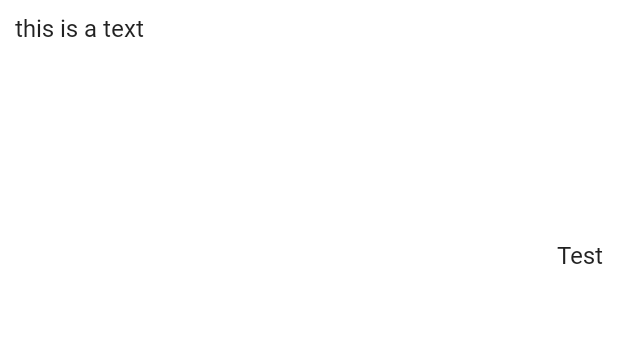
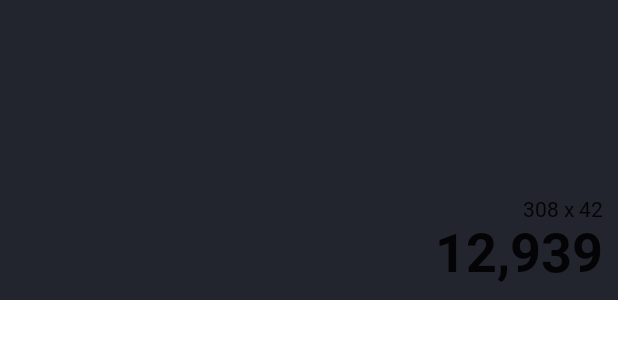
Before and after one commit to calebdan/SnipiCalculator, an Android app built with Jetpack Compose: the @Preview function DefaultPreview, on a phone screen of 412 x 824 dp. Shown: the top 339 px of the screen. Run offline under Robolectric (Android 15) with nearby library versions, the phone set to English and light mode, and no system bars.

Commit message:
Initial Commit

```diff
--- a/app/src/main/java/co/danjuma/snipicalculator/MainActivity.kt
+++ b/app/src/main/java/co/danjuma/snipicalculator/MainActivity.kt
@@ -44,33 +44,39 @@ fun CalculatorScreen() {
 }
 
 @Composable
-fun CalcUI() { // this functions contains the logic for displays calculation and result activities nd
+fun CalcUI(modifier: Modifier = Modifier) { // this functions contains the logic for displays calculation and result activities nd
 
-    Box(
-        modifier = Modifier
-            .height(190.dp)
-            .fillMaxWidth().padding(10.dp)
+    Column(
+        modifier = modifier
+            .background(color = Color(0xFF22252e))
+            .height(200.dp)
+            .fillMaxWidth()
+            .padding(10.dp),
+
+        horizontalAlignment = Alignment.End,
+        verticalArrangement = Arrangement.Bottom
     ) {
 
         Text(
-            text = "this is a text")
-
+            text = "308 x 42",
+            style = MaterialTheme.typography.body1
+        )
 
 
         Text(
-            text = "Test",
-            modifier = Modifier.align(Alignment.BottomEnd)
+            text = "12,939",
+            style = MaterialTheme.typography.h1
         )
-
     }
 
 
 
-    GridButtons()
+   CalcButtons()
 }
 
 @Composable
-fun GridButtons() {
+fun CalcButtons() {
+
 
 }
 
```
Also changed, not shown: app/src/main/java/co/danjuma/snipicalculator/ui/theme/Type.kt (+10 -14 lines), app/src/main/res/font/roboto_bold.ttf (added).
